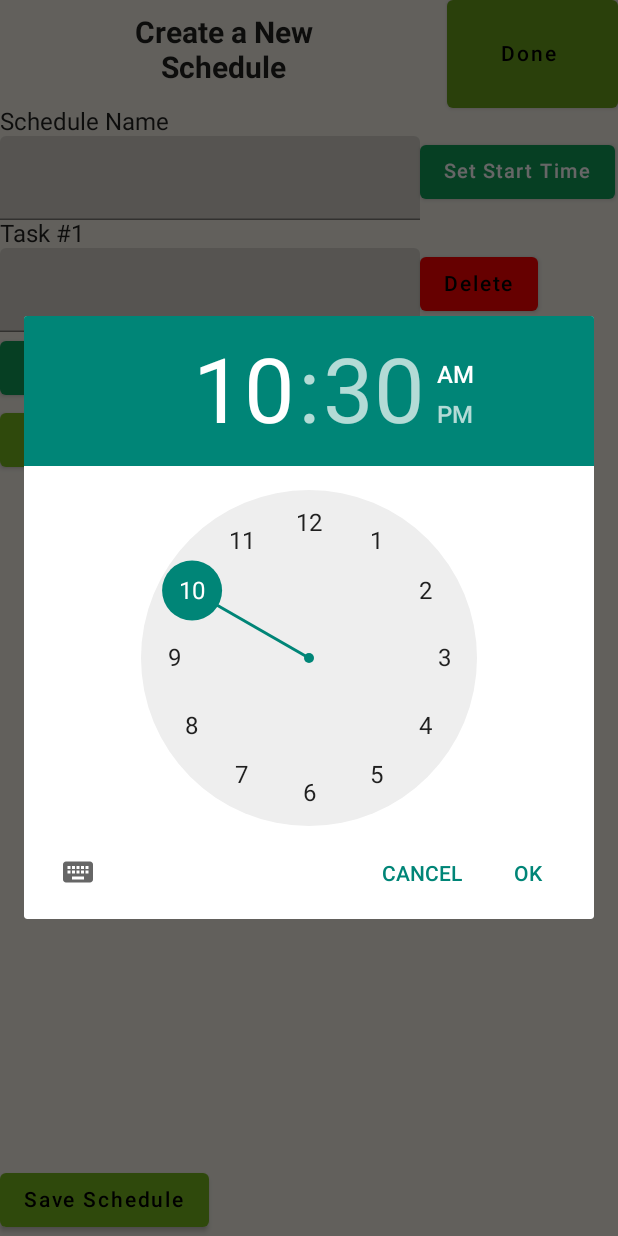
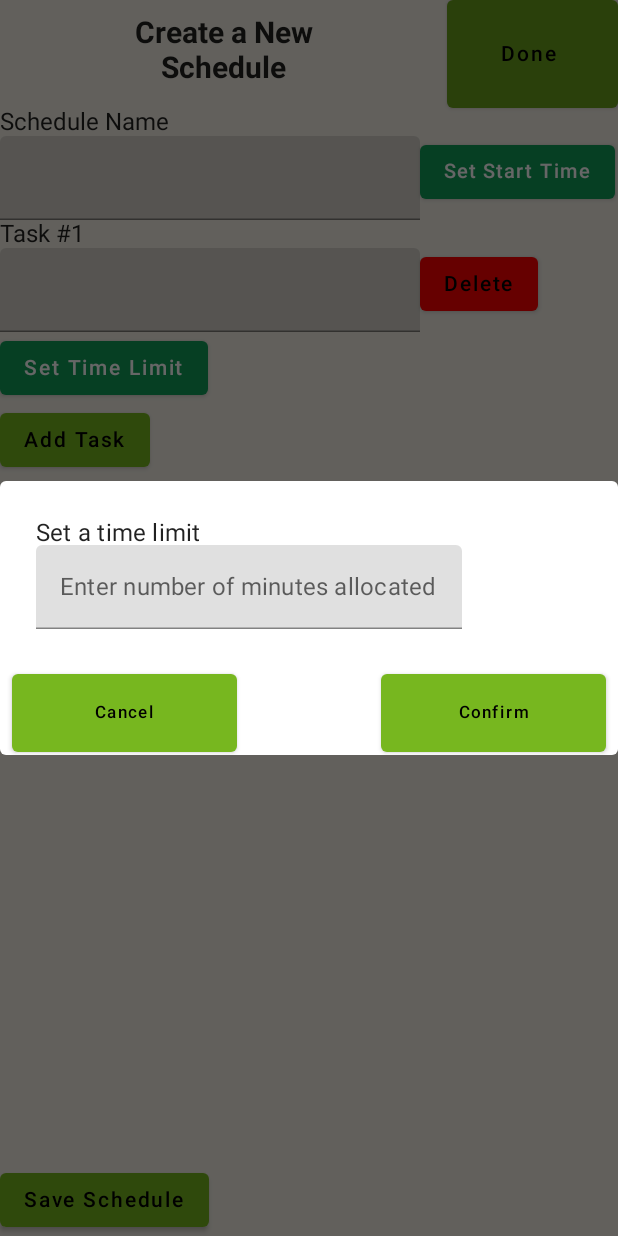
Before and after one commit to CrazySoupDumpling/Peak-Falcons, an Android app built with Jetpack Compose: the CreateScheduleScreen screen opened through its navigation route, after a tap on "Set Time Limit", on a phone screen of 412 x 824 dp. Run offline under Robolectric (Android 15) with nearby library versions, the phone set to English and light mode, and no system bars; our stand-ins replace Room's generated code, livedata-compose; 3 other taps on this screen came first.

Commit message:
changed to select timers and made default time 45 minutes added audio file to res raw called timer beep will implement soon

```diff
--- a/app/src/main/java/com/example/finalproject/CreateScheduleScreen.kt
+++ b/app/src/main/java/com/example/finalproject/CreateScheduleScreen.kt
@@ -4,18 +4,17 @@ import android.app.TimePickerDialog
 import androidx.compose.foundation.background
 import androidx.compose.foundation.layout.*
 import androidx.compose.foundation.rememberScrollState
+import androidx.compose.foundation.text.KeyboardOptions
 import androidx.compose.foundation.verticalScroll
 import androidx.compose.material.*
-import androidx.compose.runtime.Composable
-import androidx.compose.runtime.mutableStateListOf
-import androidx.compose.runtime.mutableStateOf
-import androidx.compose.runtime.remember
+import androidx.compose.runtime.*
 import androidx.compose.runtime.snapshots.SnapshotStateList
 import androidx.compose.ui.Modifier
 import androidx.compose.ui.graphics.Color
 import androidx.compose.ui.platform.LocalContext
 import androidx.compose.ui.res.colorResource
 import androidx.compose.ui.text.font.FontWeight
+import androidx.compose.ui.text.input.KeyboardType
 import androidx.compose.ui.text.input.TextFieldValue
 import androidx.compose.ui.text.style.TextAlign
 import androidx.compose.ui.unit.dp
@@ -101,14 +100,66 @@ fun CreateScheduleScreen(
 
 
 
+
             for (counter in 0 until items.size) {
+                val timeAllocated = remember { mutableStateOf(TextFieldValue()) }
+                val temp = timeAllocated.value
+                var openDialog by remember{ mutableStateOf(false) }
+                if(openDialog){AlertDialog(
 
-                val mTimePickerDialog = TimePickerDialog(
-                    context,
-                    { _, mHour: Int, mMinute: Int ->
-                        timerTimes[counter] = "$mHour:$mMinute"
-                    }, mHour, mMinute, false
+                    onDismissRequest = {},
+                    title = {
+                        Text(text = "Set a time limit")
+                    },
+                    text = {
+                        TextField(
+                            value = timeAllocated.value,
+                            label = { Text("Enter number of minutes allocated") },
+                            onValueChange = { timeAllocated.value = it },
+                            colors = TextFieldDefaults.textFieldColors(
+                                focusedIndicatorColor = colorResource(R.color.SubGreen),
+                                cursorColor = colorResource(R.color.SubGreen),
+                                placeholderColor = colorResource(R.color.SubGreen),
+                                trailingIconColor = colorResource(R.color.SubGreen)
+                            ),
+                            keyboardOptions = KeyboardOptions(keyboardType = KeyboardType.Number)
+                        )
+                    },
+                    confirmButton = {
+                        Row(
+                            modifier = Modifier
+
+                                .fillMaxWidth(),
+                            horizontalArrangement = Arrangement.SpaceBetween
+                        ) {
+                            Button(
+                                onClick = {
+                                    timerTimes[counter] = "45"
+                                    timeAllocated.value = temp
+                                    openDialog = false
+                                          },
+                                modifier = Modifier.width(150.dp), colors = ButtonDefaults.buttonColors(backgroundColor = colorResource(R.color.SubGreen))
+                            ) {
+                                Text(text = "Cancel", modifier = Modifier.padding(all = 10.dp), fontSize = 11.sp)
+                            }
+
+                            Button(
+                                onClick = {
+                                    openDialog = false
+                                    timerTimes[counter] = timeAllocated.value.text
+                                }, colors = ButtonDefaults.buttonColors(backgroundColor = colorResource(R.color.SubGreen)),
+                                modifier = Modifier.width(150.dp)
+                            ) {
+
+                                Text(text = "Confirm", modifier = Modifier.padding(all = 10.dp), fontSize = 11.sp)
+                            }
+                        }
+                    }
+
+
                 )
+                }
+
 
                 Text("Task #${counter + 1}")
                 Row {
@@ -132,7 +183,7 @@ fun CreateScheduleScreen(
                     }
                 }
                 Button(
-                    onClick = { mTimePickerDialog.show() },
+                    onClick = { openDialog = true},
                     colors = ButtonDefaults.buttonColors(backgroundColor = Color(0XFF0F9D58))
                 ) {
                     Text(text = "Set Time Limit", color = Color.White)
--- a/app/src/main/java/com/example/finalproject/ItemByItemSched.kt
+++ b/app/src/main/java/com/example/finalproject/ItemByItemSched.kt
@@ -16,6 +16,8 @@ import androidx.compose.ui.text.style.TextAlign
 import androidx.compose.ui.unit.dp
 import androidx.compose.ui.unit.sp
 import androidx.navigation.NavController
+import android.media.MediaPlayer
+import androidx.compose.ui.platform.LocalContext
 
 @Composable
 fun ItemByItemSched(
@@ -24,7 +26,10 @@ fun ItemByItemSched(
     viewModel: MainViewModel
 
 ) {
+    val mContext = LocalContext.current
 
+    val mMediaPlayer = MediaPlayer.create(mContext, R.raw.timerbeep)
+    //mMediaPlayer.start()
     viewModel.findSchedule(scheduleID)
     val schedule: Schedule? = viewModel.searchResults.observeAsState().value?.get(0)
     var itemNum by remember { mutableStateOf(0) }
```
Also changed, not shown: app/src/main/java/com/example/finalproject/EditScheduleScreen.kt (+60 -9 lines), 1 other file.
